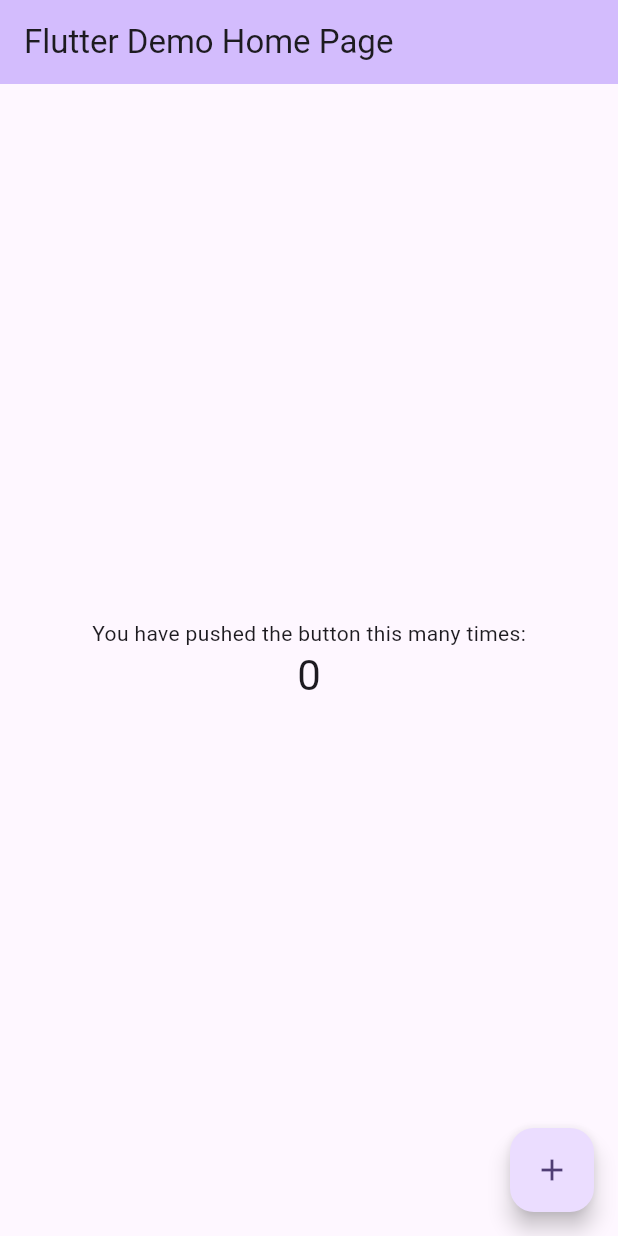
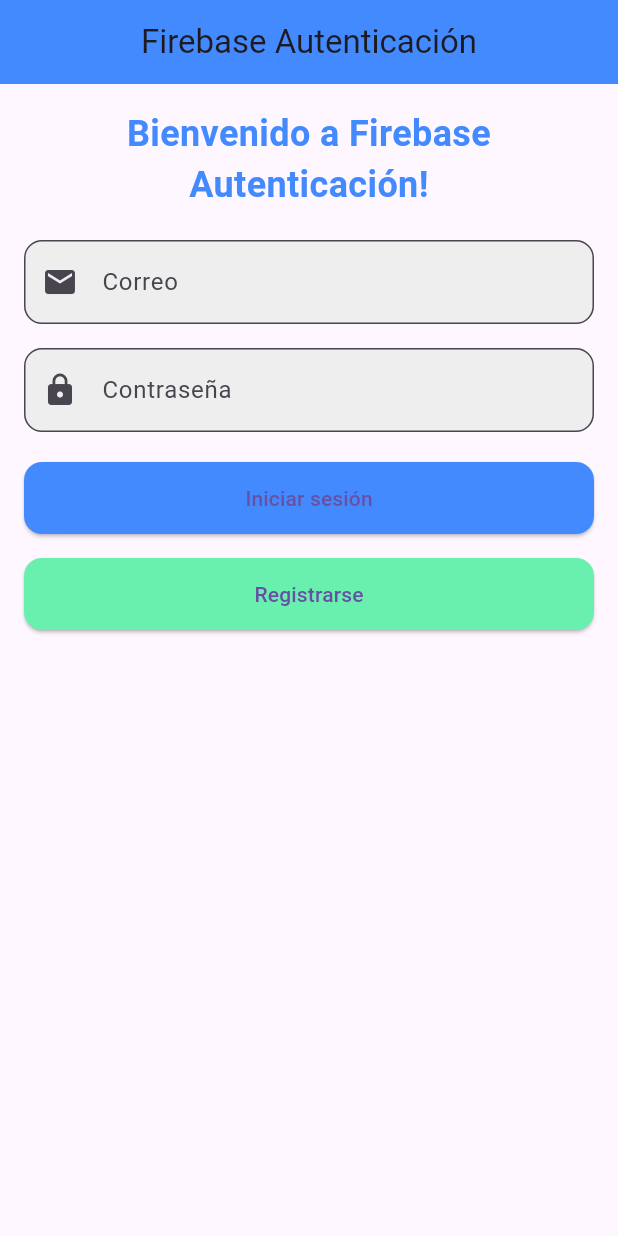
Before and after one commit to jorge1150/semana6autenticacionapp, a Flutter app: the screen it shows after launch, on a phone screen of 412 x 824 dp. Run offline on Flutter 3.47's test engine with Material 3 defaults, Android fonts, the phone set to English and light mode, and no system bars; our stand-ins replace firebase_auth, firebase_core; accounts and stored records are empty.

Commit message:
Firebase auth

```diff
--- /dev/null
+++ b/lib/auth/authScreen.dart
@@ -0,0 +1,177 @@
+import 'package:firebase_auth/firebase_auth.dart';
+import 'package:flutter/material.dart';
+
+class AuthScreen extends StatefulWidget {
+  @override
+  _AuthScreenState createState() => _AuthScreenState();
+}
+
+class _AuthScreenState extends State<AuthScreen> {
+  final FirebaseAuth _auth = FirebaseAuth.instance;
+  final TextEditingController _emailController = TextEditingController();
+  final TextEditingController _passwordController = TextEditingController();
+  final GlobalKey<FormState> _formKey = GlobalKey<FormState>();
+  String _statusMessage = '';
+
+  // Método de inicio de sesión
+  Future<void> _signIn() async {
+    if (!_formKey.currentState!.validate()) return; // Validar los campos
+
+    try {
+      UserCredential userCredential = await _auth.signInWithEmailAndPassword(
+        email: _emailController.text,
+        password: _passwordController.text,
+      );
+      setState(() {
+        _statusMessage =
+            'Usuario ingreso con el correo: ${userCredential.user?.email}';
+      });
+    } on FirebaseAuthException catch (e) {
+      setState(() {
+        _statusMessage = 'Error al iniciar sesión: ${e.message}';
+      });
+    } finally {
+      _emailController.clear();
+      _passwordController.clear();
+    }
+  }
+
+  // Método de registro
+  Future<void> _signUp() async {
+    if (!_formKey.currentState!.validate()) return; // Validar los campos
+
+    try {
+      UserCredential userCredential =
+          await _auth.createUserWithEmailAndPassword(
+        email: _emailController.text,
+        password: _passwordController.text,
+      );
+      setState(() {
+        _statusMessage =
+            'User registrado con el correo: ${userCredential.user?.email}';
+      });
+    } on FirebaseAuthException catch (e) {
+      setState(() {
+        _statusMessage = 'Error no se puedo registrar el usuario: ${e.message}';
+      });
+    } finally {
+      _emailController.clear();
+      _passwordController.clear();
+    }
+  }
+
+  @override
+  Widget build(BuildContext context) {
+    return Scaffold(
+      appBar: AppBar(
+        title: Text('Firebase Autenticación'),
+        centerTitle: true,
+        backgroundColor: Colors.blueAccent,
+      ),
+      body: Padding(
+        padding: const EdgeInsets.all(16.0),
+        child: SingleChildScrollView(
+          child: Form(
+            key: _formKey,
+            child: Column(
+              crossAxisAlignment: CrossAxisAlignment.stretch,
+              children: [
+                Text(
+                  'Bienvenido a Firebase Autenticación!',
+                  style: TextStyle(
+                    fontSize: 24,
+                    fontWeight: FontWeight.bold,
+                    color: Colors.blueAccent,
+                  ),
+                  textAlign: TextAlign.center,
+                ),
+                SizedBox(height: 20),
+                TextFormField(
+                  controller: _emailController,
+                  decoration: InputDecoration(
+                    labelText: 'Correo',
+                    hintText: 'Ingrese su correo',
+                    border: OutlineInputBorder(
+                      borderRadius: BorderRadius.circular(12),
+                    ),
+                    filled: true,
+                    fillColor: Colors.grey[200],
+                    prefixIcon: Icon(Icons.email),
+                  ),
+                  keyboardType: TextInputType.emailAddress,
+                  validator: (value) {
+                    if (value == null || value.isEmpty) {
+                      return 'Por favor ingrese su correo';
+                    }
+                    return null;
+                  },
+                ),
+                SizedBox(height: 16),
+                TextFormField(
+                  controller: _passwordController,
+                  decoration: InputDecoration(
+                    labelText: 'Contraseña',
+                    hintText: 'Ingrese su contraseña',
+                    border: OutlineInputBorder(
+                      borderRadius: BorderRadius.circular(12),
+                    ),
+                    filled: true,
+                    fillColor: Colors.grey[200],
+                    prefixIcon: Icon(Icons.lock),
+                  ),
+                  obscureText: true,
+                  validator: (value) {
+                    if (value == null || value.isEmpty) {
+                      return 'Por favor ingrese su contraseña';
+                    }
+                    if (value.length < 6) {
+                      return 'Contraseña debe tener mas de 6 caracteres';
+                    }
+                    return null;
+                  },
+                ),
+                SizedBox(height: 20),
+                ElevatedButton(
+                  onPressed: _signIn,
+                  style: ElevatedButton.styleFrom(
+                    padding: EdgeInsets.symmetric(vertical: 14),
+                    backgroundColor: Colors.blueAccent,
+                    shape: RoundedRectangleBorder(
+                      borderRadius: BorderRadius.circular(12),
+                    ),
+                  ),
+                  child: Text('Iniciar sesión'),
+                ),
+                SizedBox(height: 16),
+                ElevatedButton(
+                  onPressed: _signUp,
+                  style: ElevatedButton.styleFrom(
+                    padding: EdgeInsets.symmetric(vertical: 14),
+                    backgroundColor: Colors.greenAccent,
+                    shape: RoundedRectangleBorder(
+                      borderRadius: BorderRadius.circular(12),
+                    ),
+                  ),
+                  child: Text('Registrarse'),
+                ),
+                SizedBox(height: 20),
+                if (_statusMessage.isNotEmpty)
+                  Text(
+                    _statusMessage,
+                    style: TextStyle(
+                      fontSize: 16,
+                      fontWeight: FontWeight.bold,
+                      color: _statusMessage.startsWith('Error')
+                          ? Colors.red
+                          : Colors.green,
+                    ),
+                    textAlign: TextAlign.center,
+                  ),
+              ],
+            ),
+          ),
+        ),
+      ),
+    );
+  }
+}
--- a/lib/main.dart
+++ b/lib/main.dart
@@ -1,125 +1,24 @@
+import 'package:firebase_core/firebase_core.dart';
 import 'package:flutter/material.dart';
+import 'auth/authScreen.dart';
 
-void main() {
-  runApp(const MyApp());
+void main() async {
+  WidgetsFlutterBinding.ensureInitialized();
+  try {
+    await Firebase.initializeApp();
+    runApp(MyApp());
+  } catch (e) {
+    print("Firebase falla al incializar: $e");
+    runApp(
+        MyApp()); // Inicia la app aunque Firebase falle, para manejar el error
+  }
 }
 
 class MyApp extends StatelessWidget {
-  const MyApp({super.key});
-
-  // This widget is the root of your application.
   @override
   Widget build(BuildContext context) {
     return MaterialApp(
-      title: 'Flutter Demo',
-      theme: ThemeData(
-        // This is the theme of your application.
-        //
-        // TRY THIS: Try running your application with "flutter run". You'll see
-        // the application has a purple toolbar. Then, without quitting the app,
-        // try changing the seedColor in the colorScheme below to Colors.green
-        // and then invoke "hot reload" (save your changes or press the "hot
-        // reload" button in a Flutter-supported IDE, or press "r" if you used
-        // the command line to start the app).
-        //
-        // Notice that the counter didn't reset back to zero; the application
-        // state is not lost during the reload. To reset the state, use hot
-        // restart instead.
-        //
-        // This works for code too, not just values: Most code changes can be
-        // tested with just a hot reload.
-        colorScheme: ColorScheme.fromSeed(seedColor: Colors.deepPurple),
-        useMaterial3: true,
-      ),
-      home: const MyHomePage(title: 'Flutter Demo Home Page'),
+      home: AuthScreen(),
     );
   }
 }
-
-class MyHomePage extends StatefulWidget {
-  const MyHomePage({super.key, required this.title});
-
-  // This widget is the home page of your application. It is stateful, meaning
-  // that it has a State object (defined below) that contains fields that affect
-  // how it looks.
-
-  // This class is the configuration for the state. It holds the values (in this
-  // case the title) provided by the parent (in this case the App widget) and
-  // used by the build method of the State. Fields in a Widget subclass are
-  // always marked "final".
-
-  final String title;
-
-  @override
-  State<MyHomePage> createState() => _MyHomePageState();
-}
-
-class _MyHomePageState extends State<MyHomePage> {
-  int _counter = 0;
-
-  void _incrementCounter() {
-    setState(() {
-      // This call to setState tells the Flutter framework that something has
-      // changed in this State, which causes it to rerun the build method below
-      // so that the display can reflect the updated values. If we changed
-      // _counter without calling setState(), then the build method would not be
-      // called again, and so nothing would appear to happen.
-      _counter++;
-    });
-  }
-
-  @override
-  Widget build(BuildContext context) {
-    // This method is rerun every time setState is called, for instance as done
-    // by the _incrementCounter method above.
-    //
-    // The Flutter framework has been optimized to make rerunning build methods
-    // fast, so that you can just rebuild anything that needs updating rather
-    // than having to individually change instances of widgets.
-    return Scaffold(
-      appBar: AppBar(
-        // TRY THIS: Try changing the color here to a specific color (to
-        // Colors.amber, perhaps?) and trigger a hot reload to see the AppBar
-        // change color while the other colors stay the same.
-        backgroundColor: Theme.of(context).colorScheme.inversePrimary,
-        // Here we take the value from the MyHomePage object that was created by
-        // the App.build method, and use it to set our appbar title.
-        title: Text(widget.title),
-      ),
-      body: Center(
-        // Center is a layout widget. It takes a single child and positions it
-        // in the middle of the parent.
-        child: Column(
-          // Column is also a layout widget. It takes a list of children and
-          // arranges them vertically. By default, it sizes itself to fit its
-          // children horizontally, and tries to be as tall as its parent.
-          //
-          // Column has various properties to control how it sizes itself and
-          // how it positions its children. Here we use mainAxisAlignment to
-          // center the children vertically; the main axis here is the vertical
-          // axis because Columns are vertical (the cross axis would be
-          // horizontal).
-          //
-          // TRY THIS: Invoke "debug painting" (choose the "Toggle Debug Paint"
-          // action in the IDE, or press "p" in the console), to see the
-          // wireframe for each widget.
-          mainAxisAlignment: MainAxisAlignment.center,
-          children: <Widget>[
-            const Text(
-              'You have pushed the button this many times:',
-            ),
-            Text(
-              '$_counter',
-              style: Theme.of(context).textTheme.headlineMedium,
-            ),
-          ],
-        ),
-      ),
-      floatingActionButton: FloatingActionButton(
-        onPressed: _incrementCounter,
-        tooltip: 'Increment',
-        child: const Icon(Icons.add),
-      ), // This trailing comma makes auto-formatting nicer for build methods.
-    );
-  }
-}
--- a/pubspec.yaml
+++ b/pubspec.yaml
@@ -2,7 +2,7 @@
 description: "A new Flutter project."
 # The following line prevents the package from being accidentally published to
 # pub.dev using `flutter pub publish`. This is preferred for private packages.
-publish_to: 'none' # Remove this line if you wish to publish to pub.dev
+publish_to: "none" # Remove this line if you wish to publish to pub.dev
 
 # The following defines the version and build number for your application.
 # A version number is three numbers separated by dots, like 1.2.43
@@ -28,9 +28,10 @@
 # the latest version available on pub.dev. To see which dependencies have newer
 # versions available, run `flutter pub outdated`.
 dependencies:
+  firebase_core: ^3.7.0
+  firebase_auth: ^5.3.2
   flutter:
     sdk: flutter
-
 
   # The following adds the Cupertino Icons font to your application.
   # Use with the CupertinoIcons class for iOS style icons.
@@ -52,7 +53,6 @@
 
 # The following section is specific to Flutter packages.
 flutter:
-
   # The following line ensures that the Material Icons font is
   # included with your application, so that you can use the icons in
   # the material Icons class.
```
Also changed, not shown: pubspec.lock, 7 other files.
